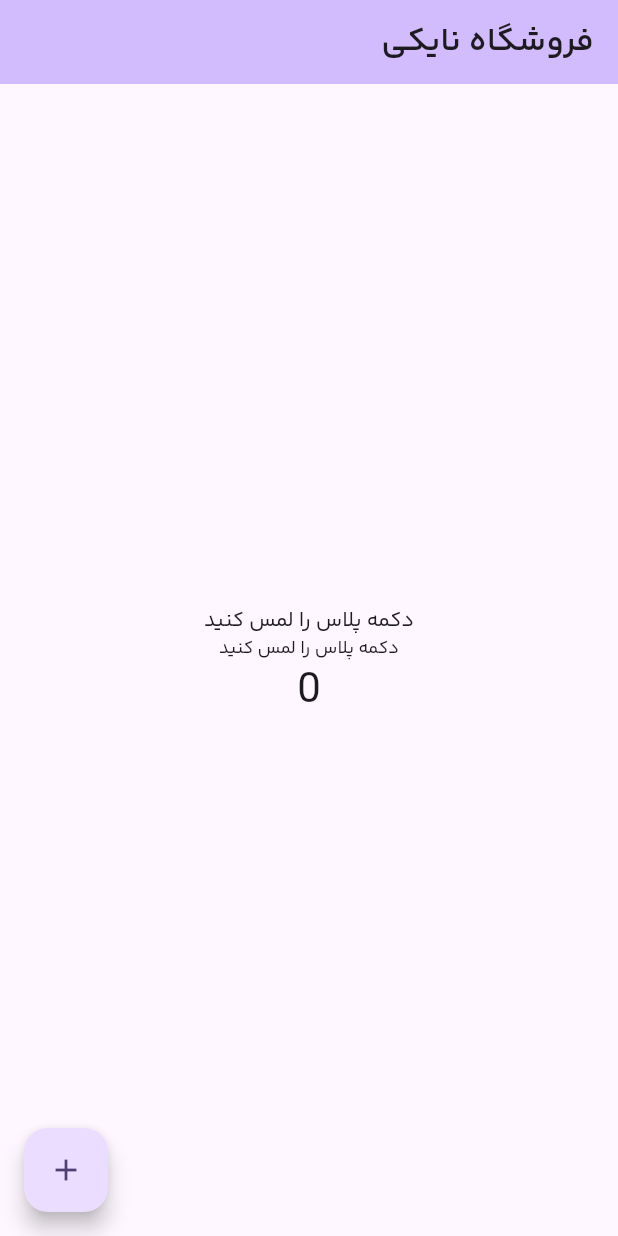
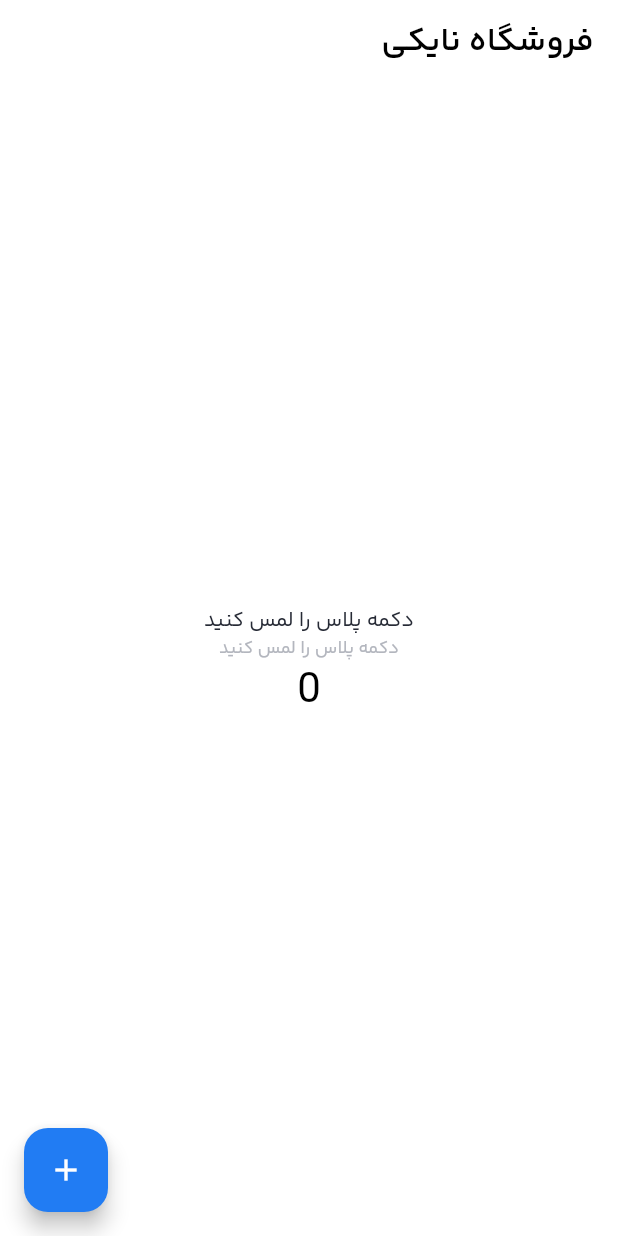
Before and after one commit to aminesmkhani/ecommerce-apk, a Flutter app: the screen it shows after launch, on a phone screen of 412 x 824 dp. Run offline on Flutter 3.47's test engine with Material 3 defaults, Android fonts, the phone set to English and light mode, and no system bars.

Commit message:
assign colors and style to text theme!

```diff
--- a/lib/main.dart
+++ b/lib/main.dart
@@ -1,3 +1,4 @@
+import 'package:ecommerce/theme.dart';
 import 'package:flutter/material.dart';
 
 void main() {
@@ -10,7 +11,7 @@ class MyApp extends StatelessWidget {
   // This widget is the root of your application.
   @override
   Widget build(BuildContext context) {
-    final defaultTextStyle = TextStyle(fontFamily: 'Bakh');
+    const defaultTextStyle = TextStyle(fontFamily: 'Bakh',color:LightThemeColors.primaryTextColor );
     return MaterialApp(
       title: 'Flutter Demo',
       theme: ThemeData(
@@ -29,11 +30,15 @@ class MyApp extends StatelessWidget {
         //
         // This works for code too, not just values: Most code changes can be
         // tested with just a hot reload.
-        colorScheme: ColorScheme.fromSeed(seedColor: Colors.deepPurple),
+        colorScheme: ColorScheme.light(
+          primary: LightThemeColors.primaryColor,
+          secondary: LightThemeColors.secondaryColor,
+
+        ),
         textTheme: TextTheme(
           bodyMedium: defaultTextStyle,
           titleLarge: defaultTextStyle.copyWith(fontWeight: FontWeight.bold),
-          bodySmall: defaultTextStyle
+          bodySmall: defaultTextStyle.apply(color: LightThemeColors.secondaryTextColor)
           ),
         useMaterial3: true,
       ),
```
